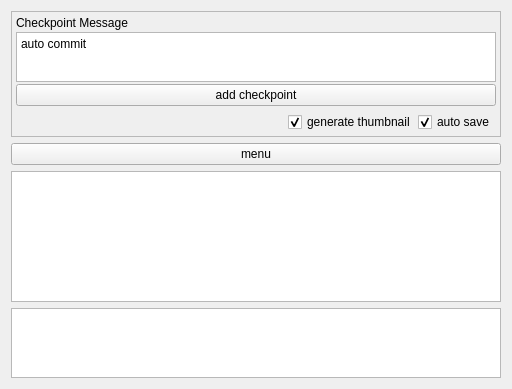
Qt form version_manager/qt_docker_widget_ui.ui (mellowed100/Krita-Document-Version-Manager) before a commit.
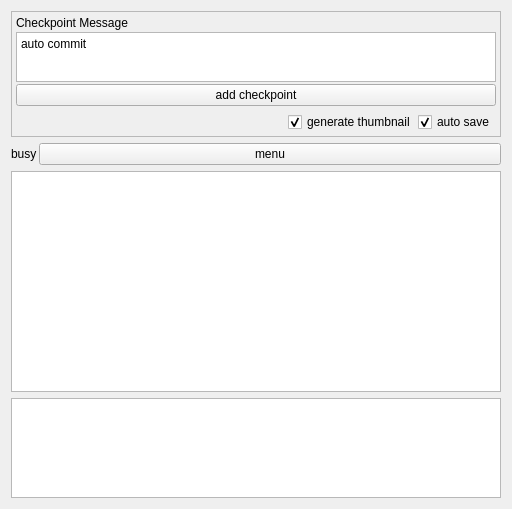
The same form after that commit. Custom widgets are drawn as their Qt base class.

The edit to the form file:
```diff
--- a/version_manager/qt_docker_widget_ui.ui
+++ b/version_manager/qt_docker_widget_ui.ui
@@ -7,7 +7,7 @@
     <x>0</x>
     <y>0</y>
     <width>512</width>
-    <height>389</height>
+    <height>509</height>
    </rect>
   </property>
   <property name="windowTitle">
@@ -192,10 +192,50 @@
     </widget>
    </item>
    <item>
-    <widget class="QPushButton" name="menu_btn">
-     <property name="text">
-      <string>menu</string>
+    <widget class="QFrame" name="frame_4">
+     <property name="frameShape">
+      <enum>QFrame::NoFrame</enum>
      </property>
+     <property name="frameShadow">
+      <enum>QFrame::Raised</enum>
+     </property>
+     <layout class="QHBoxLayout" name="horizontalLayout_2">
+      <property name="spacing">
+       <number>0</number>
+      </property>
+      <property name="leftMargin">
+       <number>0</number>
+      </property>
+      <property name="topMargin">
+       <number>0</number>
+      </property>
+      <property name="rightMargin">
+       <number>0</number>
+      </property>
+      <property name="bottomMargin">
+       <number>0</number>
+      </property>
+      <item>
+       <widget class="QLabel" name="busy_indicator">
+        <property name="maximumSize">
+         <size>
+          <width>28</width>
+          <height>28</height>
+         </size>
+        </property>
+        <property name="text">
+         <string>busy</string>
+        </property>
+       </widget>
+      </item>
+      <item>
+       <widget class="QPushButton" name="menu_btn">
+        <property name="text">
+         <string>menu</string>
+        </property>
+       </widget>
+      </item>
+     </layout>
     </widget>
    </item>
    <item>
```
